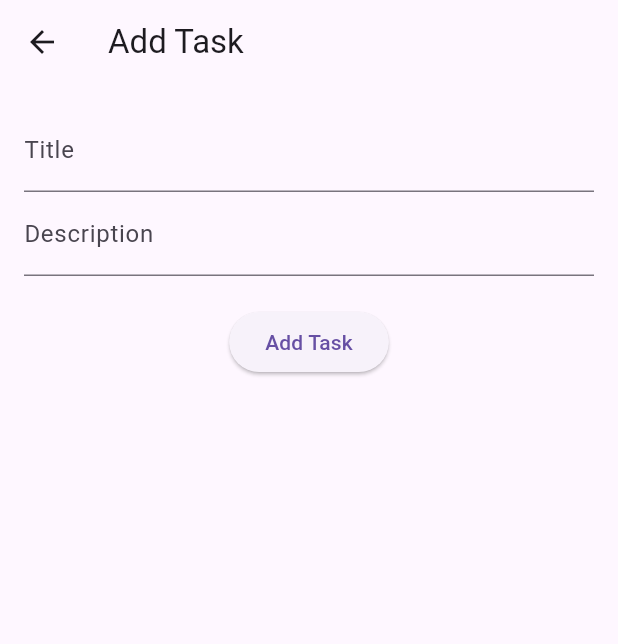
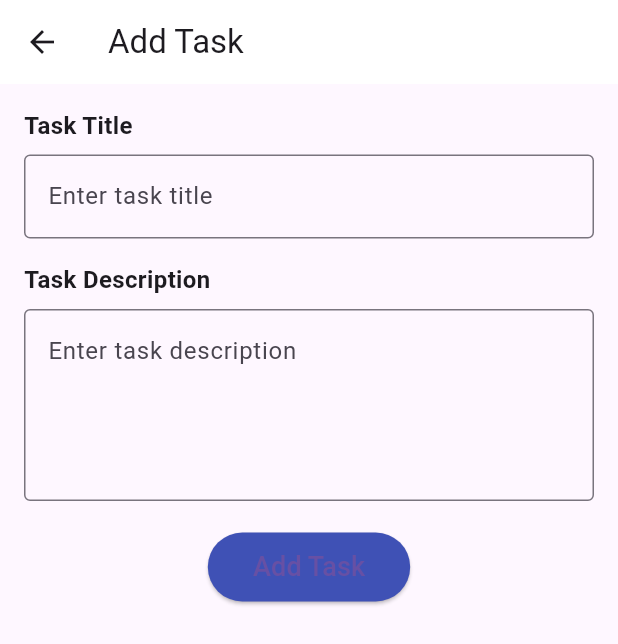
Before and after one commit to reallem/FinalFlutterProject, a Flutter app: the screen it shows after launch, after a tap on "Add Task", on a phone screen of 412 x 824 dp. Shown: the top 644 px of the screen. Run offline on Flutter 3.47's test engine with Material 3 defaults, Android fonts, the phone set to English and light mode, and no system bars; our stand-ins replace flutter_dotenv, supabase_flutter; accounts and stored records are empty.

Commit message:
Your commit message

```diff
--- a/lib/main.dart
+++ b/lib/main.dart
@@ -2,22 +2,42 @@ import 'package:flutter/material.dart';
 import 'package:flutter_dotenv/flutter_dotenv.dart';
 import 'package:supabase_flutter/supabase_flutter.dart';
 import 'screens/home_screen.dart';
-import 'screens/add_tasks_screen.dart';
+import 'screens/add_data_screen.dart';
 import 'screens/display_data_screen.dart';
 
 Future<void> main() async {
   WidgetsFlutterBinding.ensureInitialized();
-  await dotenv.load(fileName: ".env");
-  await Supabase.initialize(
-    url: dotenv.env['SUPABASE_URL'] ?? '',
-    anonKey: dotenv.env['SUPABASE_ANON_KEY'] ?? '',
-  );
+
+  print("Initializing app...");
+
+  try {
+    await dotenv.load(fileName: ".env");
+    print("Environment loaded.");
+    print("SUPABASE_URL: ${dotenv.env['SUPABASE_URL']}");
+    print("SUPABASE_ANON_KEY: ${dotenv.env['SUPABASE_ANON_KEY']}");
+  } catch (e) {
+    print("Error loading .env file: $e");
+  }
+
+  try {
+    await Supabase.initialize(
+      url: dotenv.env['SUPABASE_URL'] ?? '',
+      anonKey: dotenv.env['SUPABASE_ANON_KEY'] ?? '',
+    );
+    print("Supabase initialized successfully.");
+  } catch (e) {
+    print("Error initializing Supabase: $e");
+  }
+
   runApp(MyApp());
 }
 
 class MyApp extends StatelessWidget {
+  const MyApp({super.key});
+
   @override
   Widget build(BuildContext context) {
+    print("Building MyApp...");
     return MaterialApp(
       title: 'Task Manager App',
       theme: ThemeData(
--- /dev/null
+++ b/lib/screens/add_data_screen.dart
@@ -0,0 +1,102 @@
+import 'package:flutter/material.dart';
+import 'package:supabase_flutter/supabase_flutter.dart';
+
+class AddDataScreen extends StatefulWidget {
+  const AddDataScreen({super.key});
+
+  @override
+  _AddDataScreenState createState() => _AddDataScreenState();
+}
+
+class _AddDataScreenState extends State<AddDataScreen> {
+  final _titleController = TextEditingController();
+  final _descriptionController = TextEditingController();
+  final _supabase = Supabase.instance.client;
+
+  Future<void> _addTask() async {
+    final title = _titleController.text.trim();
+    final description = _descriptionController.text.trim();
+
+    if (title.isEmpty || description.isEmpty) {
+      ScaffoldMessenger.of(context).showSnackBar(
+        const SnackBar(content: Text('Please fill in all fields')),
+      );
+      return;
+    }
+
+    final response = await _supabase.from('tasks').insert({
+      'title': title,
+      'description': description,
+    }).execute();
+
+    if (response.error == null) {
+      ScaffoldMessenger.of(context).showSnackBar(
+        const SnackBar(content: Text('Task added successfully')),
+      );
+      Navigator.pop(context);
+    } else {
+      ScaffoldMessenger.of(context).showSnackBar(
+        SnackBar(content: Text('Error adding task: ${response.error!.message}')),
+      );
+    }
+  }
+
+  @override
+  Widget build(BuildContext context) {
+    return Scaffold(
+      appBar: AppBar(
+        title: const Text('Add Task'),
+        backgroundColor: Colors.white,
+      ),
+      body: Padding(
+        padding: const EdgeInsets.all(16.0),
+        child: Column(
+          crossAxisAlignment: CrossAxisAlignment.start,
+          children: [
+            const Text(
+              'Task Title',
+              style: TextStyle(fontSize: 16, fontWeight: FontWeight.bold),
+            ),
+            const SizedBox(height: 8),
+            TextField(
+              controller: _titleController,
+              decoration: const InputDecoration(
+                border: OutlineInputBorder(),
+                hintText: 'Enter task title',
+              ),
+            ),
+            const SizedBox(height: 16),
+            const Text(
+              'Task Description',
+              style: TextStyle(fontSize: 16, fontWeight: FontWeight.bold),
+            ),
+            const SizedBox(height: 8),
+            TextField(
+              controller: _descriptionController,
+              decoration: const InputDecoration(
+                border: OutlineInputBorder(),
+                hintText: 'Enter task description',
+              ),
+              maxLines: 4,
+            ),
+            const SizedBox(height: 20),
+            Center(
+              child: ElevatedButton(
+                style: ElevatedButton.styleFrom(
+                  backgroundColor: Colors.indigo,
+                  padding: const EdgeInsets.symmetric(horizontal: 30, vertical: 10),
+                ),
+                onPressed: _addTask,
+                child: const Text('Add Task', style: TextStyle(fontSize: 18)),
+              ),
+            ),
+          ],
+        ),
+      ),
+    );
+  }
+}
+
+extension on PostgrestResponse {
+  get error => null;
+}
--- a/lib/screens/add_tasks_screen.dart
+++ /dev/null
@@ -1,63 +0,0 @@
-import 'package:flutter/material.dart';
-import 'package:supabase_flutter/supabase_flutter.dart';
-
-class AddDataScreen extends StatefulWidget {
-  @override
-  _AddDataScreenState createState() => _AddDataScreenState();
-}
-
-class _AddDataScreenState extends State<AddDataScreen> {
-  final _titleController = TextEditingController();
-  final _descriptionController = TextEditingController();
-  final _supabase = Supabase.instance.client;
-
-  Future<void> _addTask() async {
-    final title = _titleController.text;
-    final description = _descriptionController.text;
-
-    if (title.isEmpty || description.isEmpty) return;
-
-    final response = await _supabase.from('tasks').insert({
-      'title': title,
-      'description': description,
-    }).execute();
-
-    if (response.error == null) {
-      ScaffoldMessenger.of(context).showSnackBar(
-        SnackBar(content: Text('Task added successfully')),
-      );
-      Navigator.pop(context);
-    }
-  }
-
-  @override
-  Widget build(BuildContext context) {
-    return Scaffold(
-      appBar: AppBar(title: Text('Add Task')),
-      body: Padding(
-        padding: const EdgeInsets.all(16.0),
-        child: Column(
-          children: [
-            TextField(
-              controller: _titleController,
-              decoration: InputDecoration(labelText: 'Title'),
-            ),
-            TextField(
-              controller: _descriptionController,
-              decoration: InputDecoration(labelText: 'Description'),
-            ),
-            SizedBox(height: 20),
-            ElevatedButton(
-              onPressed: _addTask,
-              child: Text('Add Task'),
-            ),
-          ],
-        ),
-      ),
-    );
-  }
-}
-
-extension on PostgrestResponse {
-  get error => null;
-}
--- a/lib/screens/home_screen.dart
+++ b/lib/screens/home_screen.dart
@@ -1,21 +1,53 @@
 import 'package:flutter/material.dart';
 
 class HomeScreen extends StatelessWidget {
+  const HomeScreen({super.key});
+
   @override
   Widget build(BuildContext context) {
     return Scaffold(
-      appBar: AppBar(title: Text('Task Manager')),
+      appBar: AppBar(
+        title: const Text('Task Manager', style: TextStyle(fontSize: 24)),
+        centerTitle: true,
+        backgroundColor: Colors.indigo,
+      ),
       body: Center(
         child: Column(
           mainAxisAlignment: MainAxisAlignment.center,
           children: [
+            const Text(
+              'Welcome to your Task Manager',
+              style: TextStyle(
+                fontSize: 22,
+                fontWeight: FontWeight.bold,
+                color: Colors.black87,
+              ),
+            ),
+            const SizedBox(height: 20),
             ElevatedButton(
+              style: ElevatedButton.styleFrom(
+                backgroundColor: Colors.white,
+                padding:
+                    const EdgeInsets.symmetric(horizontal: 30, vertical: 10),
+                shape: RoundedRectangleBorder(
+                  borderRadius: BorderRadius.circular(10),
+                ),
+              ),
               onPressed: () => Navigator.pushNamed(context, '/add'),
-              child: Text('Add Task'),
+              child: const Text('Add Task', style: TextStyle(fontSize: 18)),
             ),
+            const SizedBox(height: 10),
             ElevatedButton(
+              style: ElevatedButton.styleFrom(
+                backgroundColor: Colors.white,
+                padding:
+                    const EdgeInsets.symmetric(horizontal: 30, vertical: 10),
+                shape: RoundedRectangleBorder(
+                  borderRadius: BorderRadius.circular(10),
+                ),
+              ),
               onPressed: () => Navigator.pushNamed(context, '/display'),
-              child: Text('View Tasks'),
+              child: const Text('View Tasks', style: TextStyle(fontSize: 18)),
             ),
           ],
         ),
```
Also changed, not shown: lib/screens/display_data_screen.dart (+33 -15 lines), pubspec.lock.
